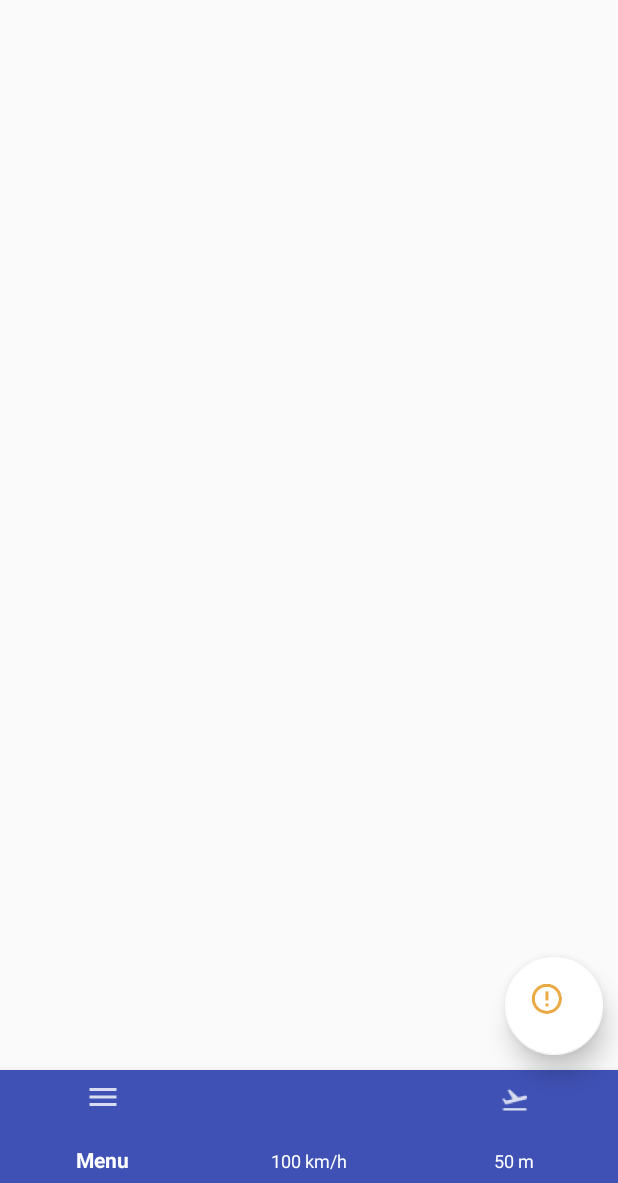
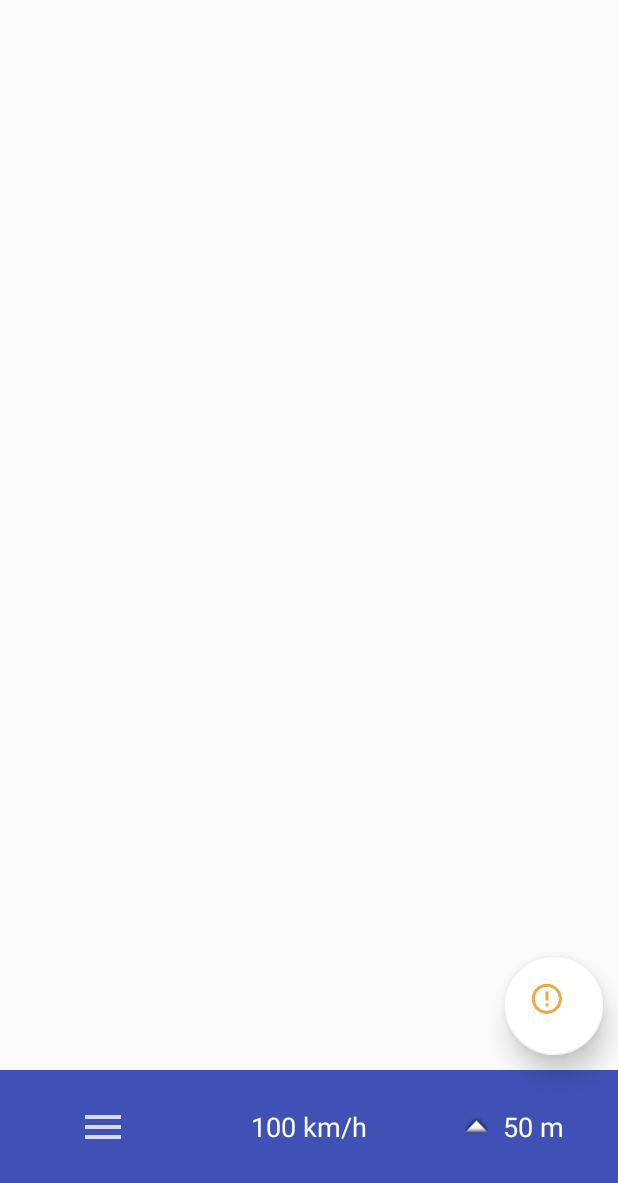
Before and after one commit to jessy-bgl/MiniBee_GPS, an Android app: the screen it shows after launch (MapsActivity), in the side drawer, after a tap on "Slideshow", on a phone screen of 412 x 824 dp, the part 53-1236 px from its top. Run offline under Robolectric (Android 15) with nearby library versions, the phone set to English and light mode, and no system bars.

Commit message:
Nouvelle barre de menu-info

```diff
--- a/app/build.gradle
+++ b/app/build.gradle
@@ -26,6 +26,7 @@ dependencies {
     implementation 'com.google.android.gms:play-services-maps:11.8.0'
     implementation "com.google.android.gms:play-services-location:11.8.0"
     implementation 'com.android.support.constraint:constraint-layout:1.0.2'
+    implementation 'com.android.support:support-v4:26.1.0'
     testImplementation 'junit:junit:4.12'
     androidTestImplementation 'com.android.support.test:runner:1.0.1'
     androidTestImplementation 'com.android.support.test.espresso:espresso-core:3.0.1'
--- /dev/null
+++ b/app/src/main/java/com/minibee/gps/minibee_gps/BarreMenuInfo.java
@@ -0,0 +1,100 @@
+package com.minibee.gps.minibee_gps;
+
+import android.content.Context;
+import android.net.Uri;
+import android.os.Bundle;
+import android.support.v4.app.Fragment;
+import android.view.LayoutInflater;
+import android.view.View;
+import android.view.ViewGroup;
+
+
+public class BarreMenuInfo extends Fragment {
+    // TODO: Rename parameter arguments, choose names that match
+    // the fragment initialization parameters, e.g. ARG_ITEM_NUMBER
+    private static final String ARG_PARAM1 = "param1";
+    private static final String ARG_PARAM2 = "param2";
+
+    // TODO: Rename and change types of parameters
+    private String mParam1;
+    private String mParam2;
+
+    private OnFragmentInteractionListener mListener;
+
+    public BarreMenuInfo() {
+        // Required empty public constructor
+    }
+
+    /**
+     * Use this factory method to create a new instance of
+     * this fragment using the provided parameters.
+     *
+     * @param param1 Parameter 1.
+     * @param param2 Parameter 2.
+     * @return A new instance of fragment BarreMenuInfo.
+     */
+    // TODO: Rename and change types and number of parameters
+    public static BarreMenuInfo newInstance(String param1, String param2) {
+        BarreMenuInfo fragment = new BarreMenuInfo();
+        Bundle args = new Bundle();
+        args.putString(ARG_PARAM1, param1);
+        args.putString(ARG_PARAM2, param2);
+        fragment.setArguments(args);
+        return fragment;
+    }
+
+    @Override
+    public void onCreate(Bundle savedInstanceState) {
+        super.onCreate(savedInstanceState);
+        if (getArguments() != null) {
+            mParam1 = getArguments().getString(ARG_PARAM1);
+            mParam2 = getArguments().getString(ARG_PARAM2);
+        }
+    }
+
+    @Override
+    public View onCreateView(LayoutInflater inflater, ViewGroup container,
+                             Bundle savedInstanceState) {
+        // Inflate the layout for this fragment
+        return inflater.inflate(R.layout.fragment_barre_menu_info, container, false);
+    }
+
+    // TODO: Rename method, update argument and hook method into UI event
+    public void onButtonPressed(Uri uri) {
+        if (mListener != null) {
+            mListener.onFragmentInteraction(uri);
+        }
+    }
+
+    @Override
+    public void onAttach(Context context) {
+        super.onAttach(context);
+        if (context instanceof OnFragmentInteractionListener) {
+            mListener = (OnFragmentInteractionListener) context;
+        } else {
+            throw new RuntimeException(context.toString()
+                    + " must implement OnFragmentInteractionListener");
+        }
+    }
+
+    @Override
+    public void onDetach() {
+        super.onDetach();
+        mListener = null;
+    }
+
+    /**
+     * This interface must be implemented by activities that contain this
+     * fragment to allow an interaction in this fragment to be communicated
+     * to the activity and potentially other fragments contained in that
+     * activity.
+     * <p>
+     * See the Android Training lesson <a href=
+     * "http://developer.android.com/training/basics/fragments/communicating.html"
+     * >Communicating with Other Fragments</a> for more information.
+     */
+    public interface OnFragmentInteractionListener {
+        // TODO: Update argument type and name
+        void onFragmentInteraction(Uri uri);
+    }
+}
--- a/app/src/main/java/com/minibee/gps/minibee_gps/MapsActivity.java
+++ b/app/src/main/java/com/minibee/gps/minibee_gps/MapsActivity.java
@@ -5,6 +5,7 @@ import android.app.Activity;
 import android.app.Dialog;
 import android.content.Intent;
 import android.content.IntentSender;
+import android.net.Uri;
 import android.os.Looper;
 import android.support.annotation.NonNull;
 import android.support.design.widget.NavigationView;
@@ -62,7 +63,8 @@ import org.xml.sax.SAXException;
 
 public class MapsActivity extends AppCompatActivity implements OnMapReadyCallback,
         GoogleApiClient.OnConnectionFailedListener, GoogleApiClient.ConnectionCallbacks,
-        NavigationView.OnNavigationItemSelectedListener, BottomNavigationView.OnNavigationItemSelectedListener {
+        NavigationView.OnNavigationItemSelectedListener, BottomNavigationView.OnNavigationItemSelectedListener,
+        BarreMenuInfo.OnFragmentInteractionListener {
 
     private static final String TAG = MapsActivity.class.getSimpleName();
     // Google Map (objet)
@@ -158,8 +160,21 @@ public class MapsActivity extends AppCompatActivity implements OnMapReadyCallbac
         mapFragment.getMapAsync(this);
 
         // Bouton menu de la barre de navigation
-        BottomNavigationView bottomNavigationView = findViewById(R.id.toolbar);
-        bottomNavigationView.setOnNavigationItemSelectedListener(this);
+        /*BottomNavigationView bottomNavigationView = findViewById(R.id.toolbar);
+        bottomNavigationView.setOnNavigationItemSelectedListener(this);*/
+        ImageButton btn_menu = findViewById(R.id.toolbar_menu);
+        btn_menu.setOnClickListener(new View.OnClickListener() {
+            @Override
+            public void onClick(View view) {
+                DrawerLayout drawer = findViewById(R.id.container);
+                // Bouton menu : afficher/Cacher le menu
+                if (drawer.isDrawerOpen(GravityCompat.START)) {
+                    drawer.closeDrawer(GravityCompat.START);
+                } else {
+                    drawer.openDrawer(GravityCompat.START);
+                }
+            }
+        });
 
         // Menu
         NavigationView navigationView = findViewById(R.id.nav_view);
@@ -614,17 +629,7 @@ public class MapsActivity extends AppCompatActivity implements OnMapReadyCallbac
     @Override
     public boolean onNavigationItemSelected(@NonNull MenuItem item) {
         DrawerLayout drawer = findViewById(R.id.container);
-        // Bouton menu : afficher/Cacher le menu
-        if (item.getItemId() == R.id.toolbar_menu)
-        {
-                if (drawer.isDrawerOpen(GravityCompat.START)) {
-                    drawer.closeDrawer(GravityCompat.START);
-                } else {
-                    drawer.openDrawer(GravityCompat.START);
-                }
-        }
         // Selection d'un element du menu
-        else {
         switch (item.getItemId()) {
             case R.id.nav_camera:
                 break;
@@ -636,7 +641,6 @@ public class MapsActivity extends AppCompatActivity implements OnMapReadyCallbac
                 break;
         }
         drawer.closeDrawer(GravityCompat.START);
-        }
         return true;
     }
 
@@ -657,4 +661,9 @@ public class MapsActivity extends AppCompatActivity implements OnMapReadyCallbac
     }
 
 
+    @Override
+    public void onFragmentInteraction(Uri uri) {
+
     }
+
+}
--- a/app/src/main/res/layout/activity_maps.xml
+++ b/app/src/main/res/layout/activity_maps.xml
@@ -21,15 +21,12 @@
             android:layout_height="match_parent"
             android:layout_above="@+id/toolbar"/>
 
-        <android.support.design.widget.BottomNavigationView
+        <fragment
             android:id="@+id/toolbar"
+            android:name="com.minibee.gps.minibee_gps.BarreMenuInfo"
             android:layout_width="match_parent"
             android:layout_height="75dp"
-            android:layout_alignParentBottom="true"
-            android:background="@color/colorPrimary"
-            app:itemIconTint="@color/white"
-            app:itemTextColor="@color/white"
-            app:menu="@layout/toolbar_items"/>
+            android:layout_alignParentBottom="true"/>
 
         <android.support.design.widget.FloatingActionButton
             android:id="@+id/buttons"
--- /dev/null
+++ b/app/src/main/res/layout/fragment_barre_menu_info.xml
@@ -0,0 +1,72 @@
+<FrameLayout xmlns:android="http://schemas.android.com/apk/res/android"
+    xmlns:app="http://schemas.android.com/apk/res-auto"
+    xmlns:tools="http://schemas.android.com/tools"
+    android:layout_width="match_parent"
+    android:layout_height="match_parent"
+    tools:context="com.minibee.gps.minibee_gps.BarreMenuInfo">
+
+    <!-- TODO: Update blank fragment layout -->
+
+    <LinearLayout
+        android:layout_width="match_parent"
+        android:layout_height="wrap_content"
+        android:background="@color/colorPrimary"
+        android:gravity="center"
+        android:orientation="vertical">
+
+        <LinearLayout
+            android:layout_width="match_parent"
+            android:layout_height="75dp"
+            android:gravity="center"
+            android:orientation="horizontal">
+
+            <ImageButton
+                android:id="@+id/toolbar_menu"
+                android:layout_width="0dp"
+                android:layout_height="match_parent"
+                android:layout_gravity="center"
+                android:layout_weight="1"
+                android:adjustViewBounds="false"
+                android:background="@android:color/transparent"
+                android:cropToPadding="false"
+                android:src="@drawable/ic_menu"
+                android:tint="@android:color/white" />
+
+            <TextView
+                android:id="@+id/textView3"
+                android:layout_width="0dp"
+                android:layout_height="wrap_content"
+                android:layout_weight="1"
+                android:text="100 km/h"
+                android:textAlignment="center"
+                android:textColor="@color/white"
+                android:textSize="18sp" />
+
+            <LinearLayout
+                android:layout_width="0dp"
+                android:layout_height="match_parent"
+                android:layout_weight="1"
+                android:gravity="center"
+                android:orientation="horizontal">
+
+                <ImageView
+                    android:id="@+id/imageView3"
+                    android:layout_width="wrap_content"
+                    android:layout_height="24dp"
+                    android:src="@android:drawable/arrow_up_float" />
+
+                <TextView
+                    android:id="@+id/textView2"
+                    android:layout_width="wrap_content"
+                    android:layout_height="wrap_content"
+                    android:layout_marginLeft="10dp"
+                    android:gravity="start"
+                    android:text="50 m"
+                    android:textAlignment="textStart"
+                    android:textColor="@color/white"
+                    android:textSize="18sp" />
+            </LinearLayout>
+
+        </LinearLayout>
+    </LinearLayout>
+</FrameLayout>
--- a/app/src/main/res/layout/toolbar_items.xml
+++ /dev/null
@@ -1,21 +0,0 @@
-<?xml version="1.0" encoding="utf-8"?>
-<menu xmlns:android="http://schemas.android.com/apk/res/android"
-    android:layout_width="match_parent"
-    android:layout_height="match_parent">
-
-    <item android:id="@+id/toolbar_menu"
-        android:title="@string/toolbar_menu"
-        android:icon="@drawable/ic_menu"
-        android:showAsAction="always" />
-
-    <item android:id="@+id/toolbar_speed"
-        android:title="@string/toolbar_speed"
-
-        android:enabled="false" />
-
-    <item android:id="@+id/toolbar_altitude"
-        android:title="@string/toolbar_altitude"
-        android:icon="@drawable/ic_altitude"
-        android:enabled="false"/>
-
-</menu>
--- a/app/src/main/res/values/strings.xml
+++ b/app/src/main/res/values/strings.xml
@@ -4,4 +4,7 @@
     <string name="toolbar_menu">Menu</string>
     <string name="toolbar_speed">100 km/h</string>
     <string name="toolbar_altitude">50 m</string>
+
+    <!-- TODO: Remove or change this placeholder text -->
+    <string name="hello_blank_fragment">Hello blank fragment</string>
 </resources>
```
Lines whose indentation alone changed are shown as unchanged.
